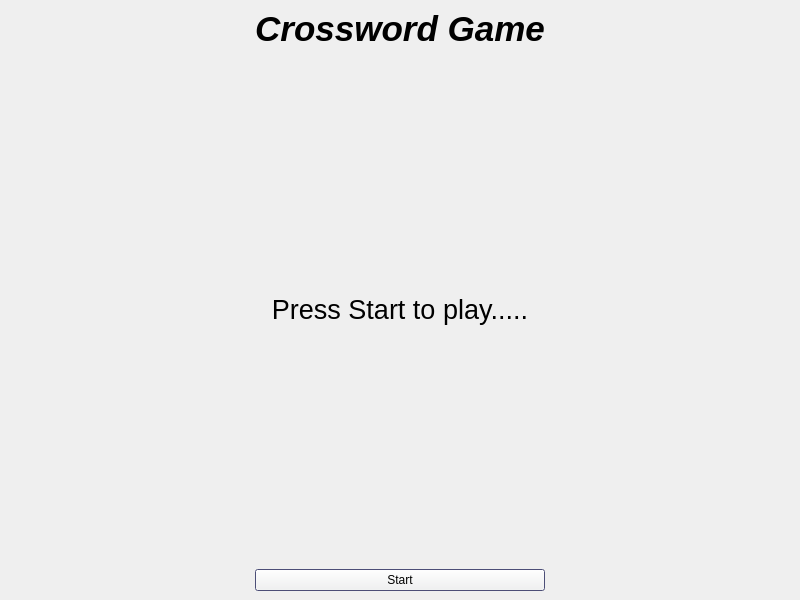
Before: the Qt Designer form Crossword_GUI_Project/Crossword_GUI/mainwindow.ui in Mark-S2004/Crossword-Game-Trie, drawn with Qt 5.
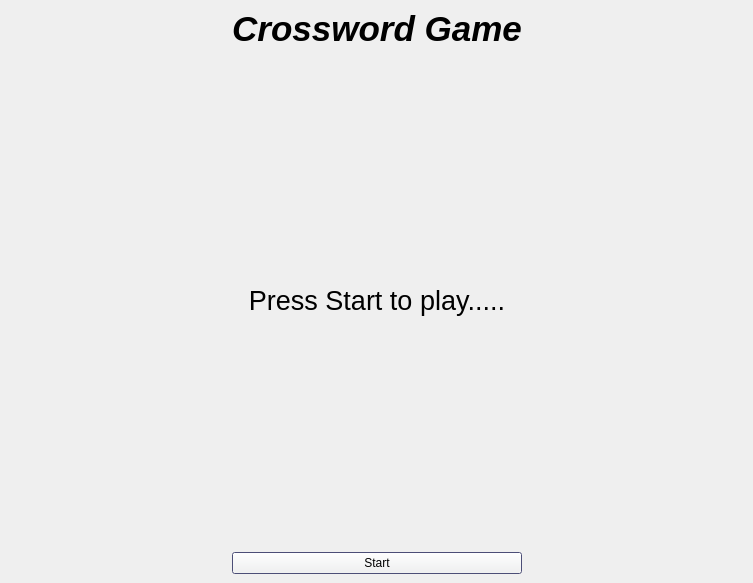
After: the same form once the commit is applied.

```diff
--- a/Crossword_GUI_Project/Crossword_GUI/mainwindow.ui
+++ b/Crossword_GUI_Project/Crossword_GUI/mainwindow.ui
@@ -6,8 +6,8 @@
    <rect>
     <x>0</x>
     <y>0</y>
-    <width>800</width>
-    <height>600</height>
+    <width>753</width>
+    <height>583</height>
    </rect>
   </property>
   <property name="palette">
```
Left out of the diff: 2 changed lines with no effect on the pictures.
